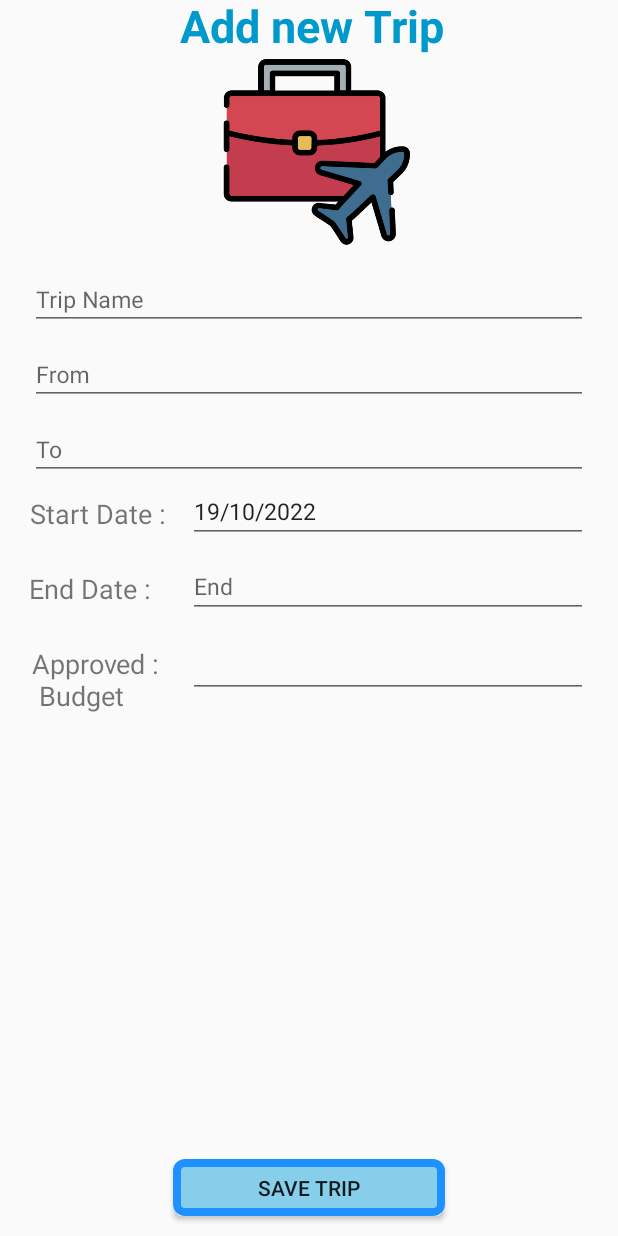
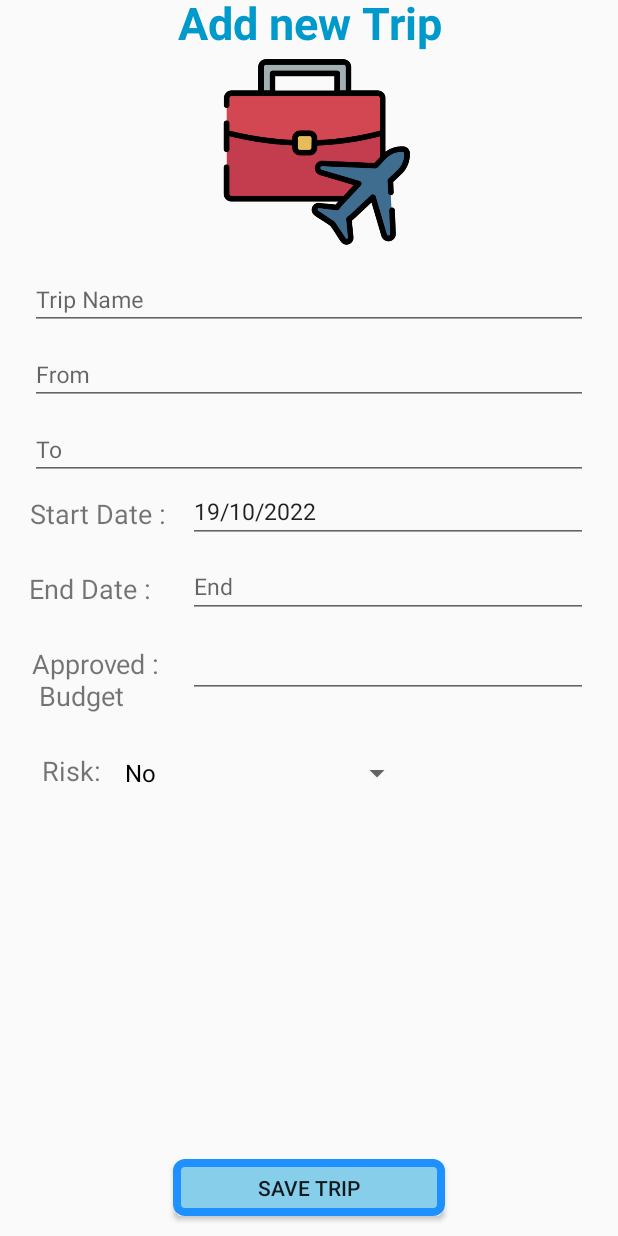
Before and after one commit to zolmkoz/mExpense_v1.0, an Android app: the AddTripActivity screen opened directly, with no data from a screen before it, on a phone screen of 412 x 824 dp. Run offline under Robolectric (Android 15) with nearby library versions, the phone set to English and light mode, and no system bars; libraries missing offline, so code that uses them is left out: com.basgeekball.awesomevalidation; 7 statements that could not run were skipped.

Commit message:
Add Risk "Yes" "No"

```diff
--- a/app/src/main/java/com/example/tabactivity/AddTripActivity.java
+++ b/app/src/main/java/com/example/tabactivity/AddTripActivity.java
@@ -14,9 +14,11 @@ import android.support.v7.app.AppCompatActivity;
 import android.os.Bundle;
 import android.view.View;
 import android.view.inputmethod.InputMethodManager;
+import android.widget.ArrayAdapter;
 import android.widget.Button;
 import android.widget.DatePicker;
 import android.widget.EditText;
+import android.widget.Spinner;
 import android.widget.Toast;
 
 import java.util.Calendar;
@@ -32,6 +34,10 @@ public class AddTripActivity extends AppCompatActivity implements View.OnClickLi
     private AwesomeValidation awesomeValidation;
     String date_new;
     String channel_id = "RCPL";
+
+    String[] risk = {"No", "Yes"};
+    Spinner sp1;
+
     @Override
     protected void onCreate(Bundle savedInstanceState) {
         super.onCreate(savedInstanceState);
@@ -55,6 +61,11 @@ public class AddTripActivity extends AppCompatActivity implements View.OnClickLi
         b1.setOnClickListener(this);
         e4.setOnClickListener(this);
         e5.setOnClickListener(this);
+
+        sp1 = findViewById(R.id.spinner1);
+        ArrayAdapter ad = new ArrayAdapter(this, android.R.layout.simple_spinner_dropdown_item, risk);
+        sp1.setAdapter(ad);
+
 
         awesomeValidation.addValidation(this, R.id.editText, "^[A-Za-z\\s]{1,}[\\.]{0,1}[A-Za-z\\s]{0,}$", R.string.nameerror);
         awesomeValidation.addValidation(this, R.id.editText2, "^[A-Za-z\\s]{1,}[\\.]{0,1}[A-Za-z\\s]{0,}$", R.string.fromerror);
--- a/app/src/main/res/layout/activity_add_expense.xml
+++ b/app/src/main/res/layout/activity_add_expense.xml
@@ -17,9 +17,9 @@
         android:layout_alignParentTop="true"
         android:layout_alignParentEnd="true"
         android:text="Expense"
+        android:textAlignment="center"
         android:textColor="@android:color/holo_blue_dark"
         android:textSize="30dp"
-        android:textAlignment="center"
         android:textStyle="bold" />
 
     <android.support.design.widget.TextInputLayout
--- a/app/src/main/res/layout/activity_add_trip.xml
+++ b/app/src/main/res/layout/activity_add_trip.xml
@@ -193,6 +193,8 @@
         android:layout_marginEnd="20dp"
         android:ems="10"
         android:inputType="number" />
+
+
     <TextView
         android:id="@+id/textView30"
         android:layout_width="wrap_content"
@@ -201,14 +203,37 @@
         android:layout_alignParentStart="true"
         android:layout_alignParentTop="true"
         android:layout_alignParentEnd="true"
-        android:layout_marginStart="1dp"
-        android:layout_marginTop="-3dp"
-        android:layout_marginEnd="-1dp"
-        android:layout_marginBottom="3dp"
+        android:layout_marginStart="0dp"
+        android:layout_marginTop="-5dp"
+        android:layout_marginEnd="0dp"
+        android:layout_marginBottom="5dp"
         android:text="Add new Trip"
         android:textAlignment="center"
         android:textColor="@android:color/holo_blue_dark"
         android:textSize="30dp"
         android:textStyle="bold" />
 
+    <TextView
+        android:id="@+id/risk"
+        android:layout_width="wrap_content"
+        android:layout_height="49dp"
+        android:layout_alignParentStart="true"
+        android:layout_alignParentTop="true"
+
+        android:layout_marginStart="28dp"
+        android:layout_marginTop="501dp"
+        android:text="Risk:"
+        android:textSize="18dp" />
+
+    <Spinner
+        android:id="@+id/spinner1"
+        android:layout_width="200dp"
+        android:layout_height="wrap_content"
+        android:layout_alignParentStart="true"
+        android:layout_alignParentTop="true"
+        android:layout_marginStart="75dp"
+        android:layout_marginTop="491dp"
+        android:textAlignment="textEnd" />
+
+
 </RelativeLayout>
```
Also changed, not shown: app/src/main/java/com/example/tabactivity/UpdateTripActivity.java (+9 -0 lines), app/src/main/res/layout/activity_update_trip.xml (+22 -0 lines), app/src/main/res/layout/layout_three.xml (+5 -8 lines).
